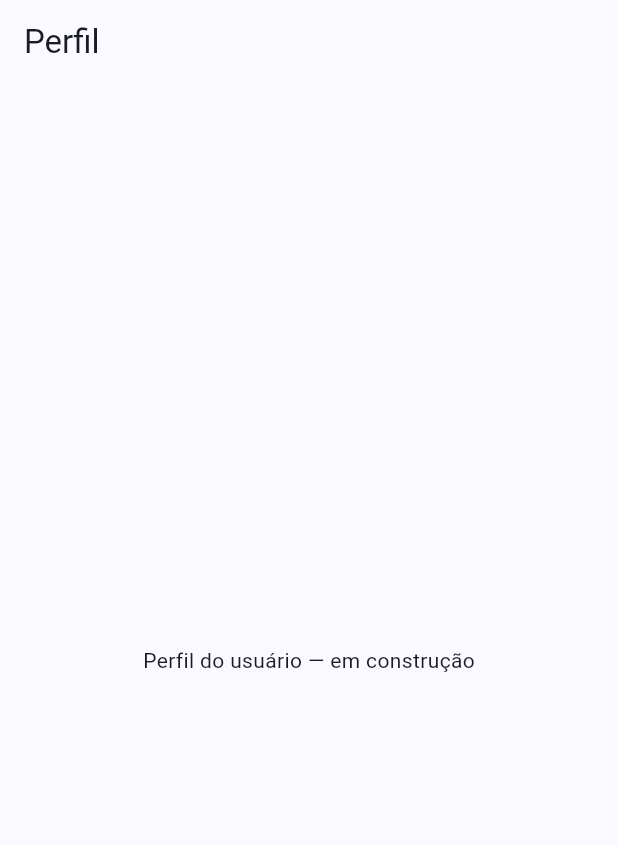
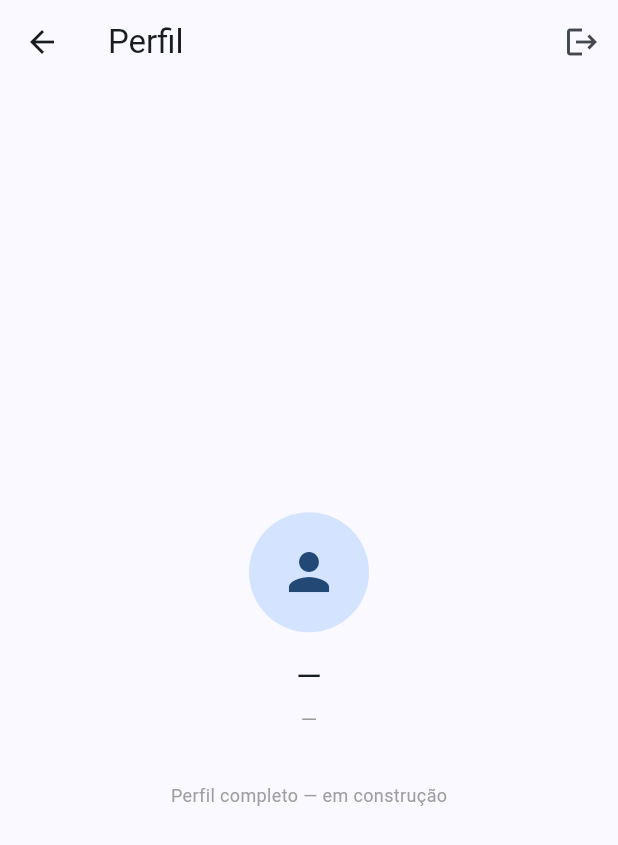
Before and after one commit to jluizsb/minhaturma, a Flutter app: the ProfileScreen screen opened by its route, on a phone screen of 412 x 824 dp. Shown: the top 845 px of the screen. Run offline on Flutter 3.47's test engine with Material 3 defaults, Android fonts, the phone set to English and light mode, and no system bars; our stand-ins replace dio, firebase_core, flutter_riverpod, flutter_secure_storage, geolocator, go_router and 1 more; accounts and stored records are empty; network calls fail.

Commit message:
fix: adiciona botões voltar/logout em todas as telas
- map_screen: context.go → context.push para chat, grupo, perfil e SOS
  (empilha a rota para o botão voltar funcionar)
- chat_screen: botão voltar explícito (context.pop)
- sos_screen: botão voltar explícito
- profile_screen: botão voltar + logout; exibe nome e e-mail do usuário
- group_screen: _onGroupEntered usa context.pop() se empilhada,
  context.go('/map') se for a rota raiz

Co-Authored-By: Claude Sonnet 4.6 <noreply@anthropic.com>

```diff
--- a/mobile/lib/presentation/screens/profile/profile_screen.dart
+++ b/mobile/lib/presentation/screens/profile/profile_screen.dart
@@ -1,13 +1,45 @@
 import 'package:flutter/material.dart';
+import 'package:flutter_riverpod/flutter_riverpod.dart';
+import 'package:go_router/go_router.dart';
 
-class ProfileScreen extends StatelessWidget {
+import '../../../data/providers/auth_provider.dart';
+
+class ProfileScreen extends ConsumerWidget {
   const ProfileScreen({super.key});
 
   @override
-  Widget build(BuildContext context) {
+  Widget build(BuildContext context, WidgetRef ref) {
+    final user = ref.watch(authProvider).user;
+
     return Scaffold(
-      appBar: AppBar(title: const Text('Perfil')),
-      body: const Center(child: Text('Perfil do usuário — em construção')),
+      appBar: AppBar(
+        leading: IconButton(
+          icon: const Icon(Icons.arrow_back),
+          onPressed: () => context.pop(),
+        ),
+        title: const Text('Perfil'),
+        actions: [
+          IconButton(
+            icon: const Icon(Icons.logout),
+            tooltip: 'Sair',
+            onPressed: () => ref.read(authProvider.notifier).logout(),
+          ),
+        ],
+      ),
+      body: Center(
+        child: Column(
+          mainAxisAlignment: MainAxisAlignment.center,
+          children: [
+            const CircleAvatar(radius: 40, child: Icon(Icons.person, size: 40)),
+            const SizedBox(height: 16),
+            Text(user?.name ?? '—', style: Theme.of(context).textTheme.titleLarge),
+            const SizedBox(height: 4),
+            Text(user?.email ?? '—', style: const TextStyle(color: Colors.grey)),
+            const SizedBox(height: 32),
+            const Text('Perfil completo — em construção', style: TextStyle(color: Colors.grey, fontSize: 12)),
+          ],
+        ),
+      ),
     );
   }
 }
```
Also changed, not shown: mobile/lib/presentation/screens/chat/chat_screen.dart (+8 -1 lines), mobile/lib/presentation/screens/group/group_screen.dart (+7 -1 lines), mobile/lib/presentation/screens/map/map_screen.dart (+4 -4 lines), mobile/lib/presentation/screens/sos/sos_screen.dart (+13 -2 lines).
